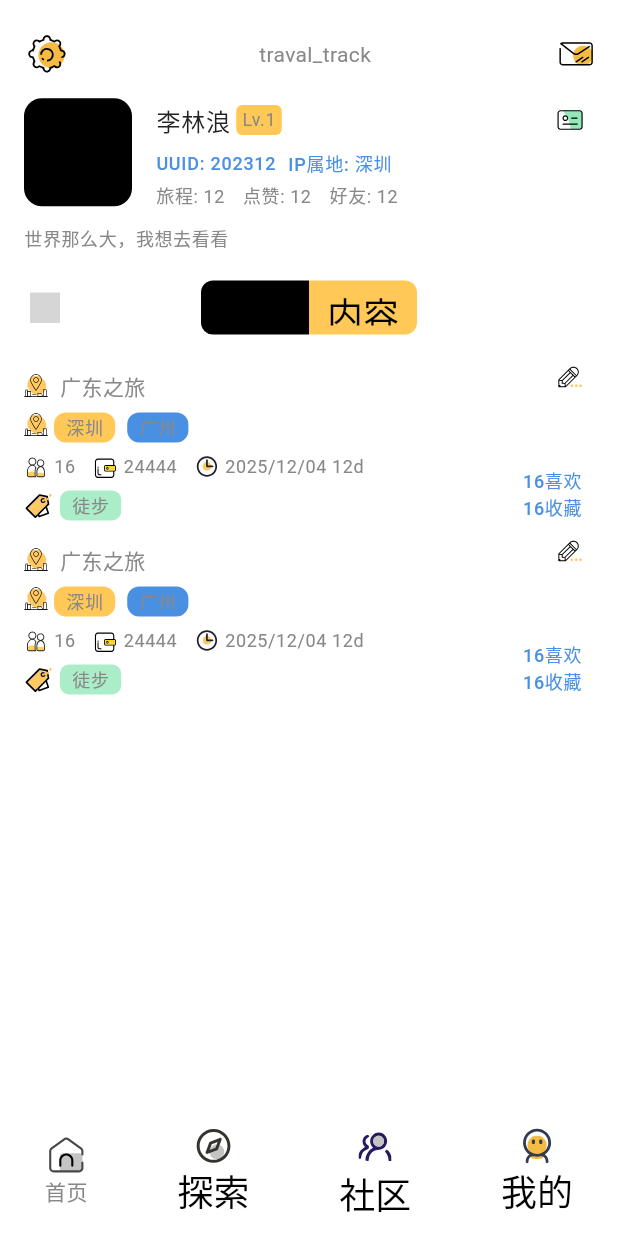
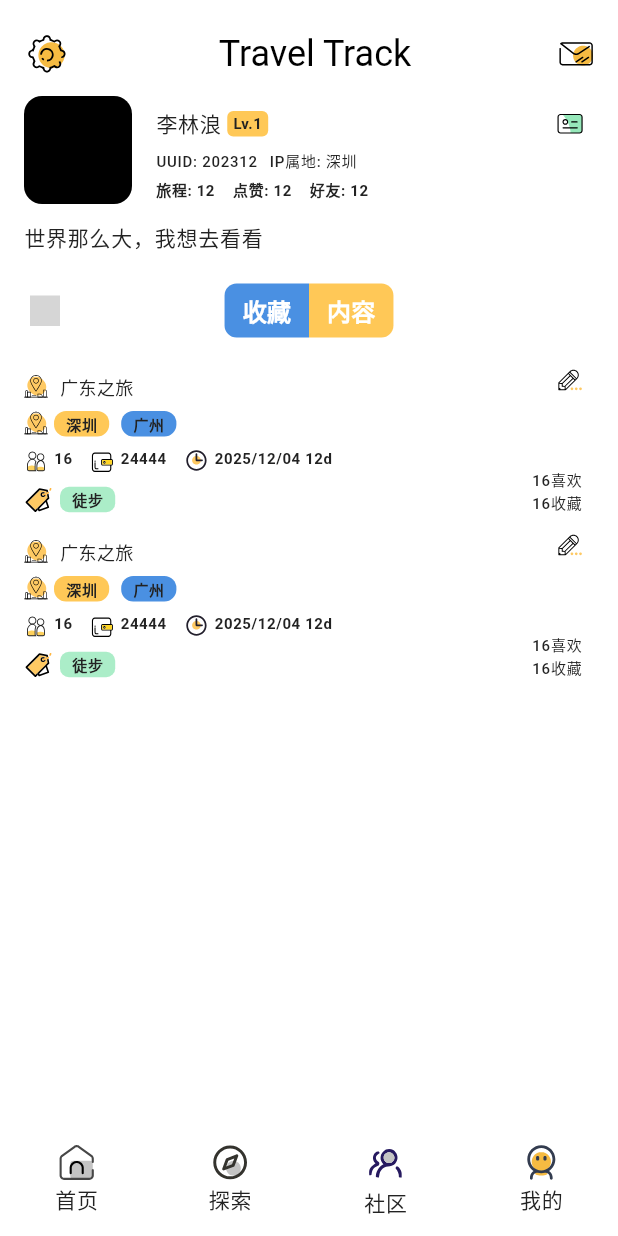
Before and after one commit to linlangli/travel_track, a Flutter app: the screen it shows after launch, item 4 of the bottom bar chosen, on a phone screen of 412 x 824 dp. Run offline on Flutter 3.47's test engine with Material 3 defaults, Android fonts, the light colour scheme and no system bars; our stand-ins replace flutter_svg, get; Roboto replaces fonts that are missing (ZCOOLKuaiLe); grey boxes are pictures that could not be loaded.

Commit message:
代码补充修改

```diff
--- a/lib/i18n/en_us.dart
+++ b/lib/i18n/en_us.dart
@@ -3,7 +3,7 @@ const Map<String, String> enUS = {
   'finding': 'Discover',
   'friend': 'Friend',
   'mine': 'Mine',
-  'app_name': 'traval_track',
+  'app_name': 'Travel Track',
   'hello': 'Hello!',
   'state_block_error': "error",
   'mine_title': 'Traval Track',
--- a/lib/main.dart
+++ b/lib/main.dart
@@ -2,6 +2,7 @@ import 'package:flutter/material.dart';
 import 'package:flutter/services.dart';
 import 'package:get/get.dart';
 import 'package:travel_track/theme/app_theme.dart';
+import 'package:travel_track/utils/device.dart';
 
 import 'app/binding.dart';
 import 'app/router.dart';
@@ -16,9 +17,9 @@ void main() async{
 class TravelTrackApp extends StatelessWidget {
   const TravelTrackApp({super.key});
 
-
   @override
   Widget build(BuildContext context) {
+    DeviceUtil.init(context);
     SystemChrome.setEnabledSystemUIMode(SystemUiMode.manual, overlays: []);
     return GetMaterialApp(
       title: 'Travel Track',
--- a/lib/modules/detail/view.dart
+++ b/lib/modules/detail/view.dart
@@ -11,5 +11,4 @@ class TravelDetailPage extends GetView<TravelDetailController> {
   Widget build(BuildContext context) {
     return PageWidget(child: TravelInfoWidget());
   }
-
 }
--- a/lib/modules/main/widgets/mine.dart
+++ b/lib/modules/main/widgets/mine.dart
@@ -16,14 +16,15 @@ class MineWidget extends StatelessWidget {
     return Column(
       children: [
         PersonInfoWidget(),
-        SizedBox(height: 12,),
+        SizedBox(height: 12),
         Row(
           children: [
-            Text('世界那么大，我想去看看', style: Theme.of(context).textTheme.bodySmall,),
+            Text('世界那么大，我想去看看', style: Theme.of(context).textTheme.bodyLarge),
           ],
         ),
-        SizedBox(height: 20,),
-        GetBuilder<MainController>(builder: (controller) {
+        SizedBox(height: 20),
+        GetBuilder<MainController>(
+          builder: (controller) {
             return Row(
               mainAxisAlignment: MainAxisAlignment.spaceBetween,
               children: [
@@ -31,10 +32,18 @@ class MineWidget extends StatelessWidget {
                       'assets/images/common/search_icon.svg',
                       width: 20,
                       height: 20,
-              ).button(onTap: () {
+                    )
+                    .button(
+                      onTap: () {
                         controller.setSearchVisible(!controller.searchVisible);
-              }).marginOnly(right: controller.searchVisible ? 16 : 0),
-              controller.searchVisible ? Expanded(child: SizedBox(height: 36,child: SearchWidget(),)) : SizedBox(
+                      },
+                    )
+                    .marginOnly(right: controller.searchVisible ? 16 : 0),
+                controller.searchVisible
+                    ? Expanded(
+                        child: SizedBox(height: 36, child: SearchWidget()),
+                      )
+                    : SizedBox(
                         height: 36,
                         child: Row(
                           children: [
@@ -42,14 +51,28 @@ class MineWidget extends StatelessWidget {
                               decoration: BoxDecoration(
                                 color: controller.mineTab == MineTab.collections
                                     ? Theme.of(context).colorScheme.primary
-                            : Theme.of(context).colorScheme.onSecondary,
+                                    : Theme.of(context).colorScheme.tertiary,
                                 borderRadius: BorderRadius.only(
                                   topLeft: Radius.circular(8.0),
                                   bottomLeft: Radius.circular(8.0),
                                 ),
                               ),
-                      padding: const EdgeInsets.symmetric(horizontal: 12.0, vertical: 6.0),
-                      child: Text('收藏', style: Theme.of(context).textTheme.headlineSmall,),
+                              padding: const EdgeInsets.symmetric(
+                                horizontal: 12.0,
+                                vertical: 6.0,
+                              ),
+                              child: Text(
+                                '收藏',
+                                style: controller.mineTab == MineTab.collections
+                                    ? Theme.of(
+                                        context,
+                                      ).textTheme.titleMedium?.copyWith(
+                                        color: Colors.white,
+                                        fontWeight: FontWeight.w600,
+                                      )
+                                    : Theme.of(context).textTheme.titleMedium
+                                          ?.copyWith(color: Colors.white),
+                              ),
                             ).button(
                               onTap: () {
                                 controller.switchMineTab(MineTab.collections);
@@ -59,14 +82,28 @@ class MineWidget extends StatelessWidget {
                               decoration: BoxDecoration(
                                 color: controller.mineTab == MineTab.posts
                                     ? Theme.of(context).colorScheme.primary
-                            : Theme.of(context).colorScheme.onSecondary,
+                                    : Theme.of(context).colorScheme.tertiary,
                                 borderRadius: BorderRadius.only(
                                   topRight: Radius.circular(8.0),
                                   bottomRight: Radius.circular(8.0),
                                 ),
                               ),
-                      padding: const EdgeInsets.symmetric(horizontal: 12.0, vertical: 6.0),
-                      child: Text('内容', style: Theme.of(context).textTheme.headlineSmall,),
+                              padding: const EdgeInsets.symmetric(
+                                horizontal: 12.0,
+                                vertical: 6.0,
+                              ),
+                              child: Text(
+                                '内容',
+                                style: controller.mineTab != MineTab.collections
+                                    ? Theme.of(
+                                        context,
+                                      ).textTheme.titleMedium?.copyWith(
+                                        color: Colors.white,
+                                        fontWeight: FontWeight.w600,
+                                      )
+                                    : Theme.of(context).textTheme.titleMedium
+                                          ?.copyWith(color: Colors.white),
+                              ),
                             ).button(
                               onTap: () {
                                 controller.switchMineTab(MineTab.posts);
@@ -75,11 +112,12 @@ class MineWidget extends StatelessWidget {
                           ],
                         ),
                       ),
-              SizedBox(width: 20,),
+                SizedBox(width: 20),
               ],
             ).paddingSymmetric(horizontal: 4);
-        }),
-        SizedBox(height: 24,),
+          },
+        ),
+        SizedBox(height: 24),
         TravelInfoItem(
           type: '徒步',
           title: '行行行行行',
@@ -88,7 +126,7 @@ class MineWidget extends StatelessWidget {
           money: 1200.0,
           looks: 100,
           collects: 20,
-        ).marginOnly( bottom: 16),
+        ).marginOnly(bottom: 16),
         TravelInfoItem(
           type: '徒步',
           title: '行行行行行',
@@ -97,7 +135,7 @@ class MineWidget extends StatelessWidget {
           money: 1200.0,
           looks: 100,
           collects: 20,
-        ).marginOnly( bottom: 16),
+        ).marginOnly(bottom: 16),
       ],
     ).paddingSymmetric(horizontal: 16, vertical: 12);
   }
--- a/lib/modules/share/widgets/person_info.dart
+++ b/lib/modules/share/widgets/person_info.dart
@@ -21,14 +21,11 @@ class PersonInfoWidget extends StatelessWidget {
           width: 72,
           height: 72,
           decoration: BoxDecoration(
-            color: Theme
-                .of(context)
-                .colorScheme
-                .onSecondary,
+            color: Theme.of(context).colorScheme.onSecondary,
             borderRadius: BorderRadius.circular(12.0),
           ),
         ),
-        SizedBox(width: 16,),
+        SizedBox(width: 16),
         Expanded(
           child: Column(
             mainAxisAlignment: MainAxisAlignment.spaceAround,
@@ -36,46 +33,53 @@ class PersonInfoWidget extends StatelessWidget {
             children: [
               Row(
                 children: [
-                  Text('李林浪', style: Theme.of(context).textTheme.bodyLarge,),
-                  SizedBox(width: 4,),
+                  Text('李林浪', style: Theme.of(context).textTheme.bodyLarge),
+                  SizedBox(width: 4),
                   Container(
                     padding: const EdgeInsets.symmetric(
-                        horizontal: 4.0, vertical: 2.0),
+                      horizontal: 4.0,
+                      vertical: 2.0,
+                    ),
                     decoration: BoxDecoration(
-                      color: Theme
-                          .of(context)
-                          .colorScheme
-                          .primary,
+                      color: Theme.of(context).colorScheme.primary,
                       borderRadius: BorderRadius.circular(4.0),
                     ),
-                    child: Text('Lv.1',
-                      style: Theme.of(context).textTheme.bodySmall,),
+                    child: Text(
+                      'Lv.1',
+                      style: Theme.of(context).textTheme.bodySmall,
+                    ),
                   ),
                   Spacer(),
                   SvgPicture.asset(
-                    'assets/images/icons/card_icon.svg', width: 32, height: 32,),
+                    'assets/images/icons/card_icon.svg',
+                    width: 32,
+                    height: 32,
+                  ),
                 ],
               ),
-              SizedBox(height: 4,),
+              SizedBox(height: 2),
               Row(
                 mainAxisAlignment: MainAxisAlignment.start,
                 children: [
-                  Text('UUID: 202312', style: Theme.of(context).textTheme.labelSmall,),
-                  SizedBox(width: 8,),
-                  Text('IP属地: 深圳', style: Theme.of(context).textTheme.labelSmall,),
+                  Text(
+                    'UUID: 202312',
+                    style: Theme.of(context).textTheme.labelSmall,
+                  ),
+                  SizedBox(width: 8),
+                  Text(
+                    'IP属地: 深圳',
+                    style: Theme.of(context).textTheme.labelSmall,
+                  ),
                 ],
               ),
-              SizedBox(height: 4,),
+              SizedBox(height: 4),
               Row(
                 children: [
-                  Text('旅程: 12',
-                    style: Theme.of(context).textTheme.bodySmall,),
-                  SizedBox(width: 12,),
-                  Text('点赞: 12',
-                    style: Theme.of(context).textTheme.bodySmall,),
-                  SizedBox(width: 12,),
-                  Text('好友: 12',
-                    style: Theme.of(context).textTheme.bodySmall,),
+                  Text('旅程: 12', style: Theme.of(context).textTheme.bodySmall),
+                  SizedBox(width: 12),
+                  Text('点赞: 12', style: Theme.of(context).textTheme.bodySmall),
+                  SizedBox(width: 12),
+                  Text('好友: 12', style: Theme.of(context).textTheme.bodySmall),
                 ],
               ),
             ],
--- a/lib/theme/app_colors.dart
+++ b/lib/theme/app_colors.dart
@@ -6,7 +6,6 @@ class AppColors {
   // 主色
   static const Color primary = Color(0xFFFFC857); // 明亮活力黄橙
   static const Color secondary = Color(0xFF4A90E2); // 辅助蓝
-  static const Color background = Color(0xFFF5F5F5); // 页面背景
   static const Color surface = Color(0xFFFFFFFF); // 卡片/输入框背景
   static const Color textPrimary = Color(0xFF222222); // 主文本
   static const Color textSecondary = Color(0xFF888888); // 次文本
--- a/lib/theme/app_text_styles.dart
+++ b/lib/theme/app_text_styles.dart
@@ -4,48 +4,70 @@ import 'app_colors.dart';
 class AppTextStyles {
   AppTextStyles._();
 
-  static const TextStyle headline1 = TextStyle(
+  static const TextStyle headlineLarge = TextStyle(
     fontSize: 32,
     fontWeight: FontWeight.bold,
     color: AppColors.textPrimary,
-    fontFamily: 'ZCOOLKuaiLe', // 建议用手写风格字体
   );
 
-  static const TextStyle headline6 = TextStyle(
-    fontSize: 20,
+  static const TextStyle headlineMedium = TextStyle(
+    fontSize: 28,
     fontWeight: FontWeight.w600,
     color: AppColors.textPrimary,
-    fontFamily: 'ZCOOLKuaiLe',
   );
 
-  static const TextStyle bodyText1 = TextStyle(
-    fontSize: 16,
+  static const TextStyle headlineSmall = TextStyle(
+    fontSize: 24,
     color: AppColors.textPrimary,
-    fontFamily: 'ZCOOLKuaiLe',
   );
 
-  static const TextStyle bodyText2 = TextStyle(
+  static const TextStyle bodyLarge = TextStyle(
+    fontSize: 14,
+    color: AppColors.textPrimary,
+  );
+
+  static const TextStyle bodyMedium = TextStyle(
+    fontSize: 12,
+    color: AppColors.textPrimary,
+  );
+
+  static const TextStyle bodySmall = TextStyle(
+    fontSize: 10,
+    fontWeight: FontWeight.w600,
+    color: AppColors.textPrimary,
+  );
+  static const TextStyle labelLarget = TextStyle(
+    fontWeight: FontWeight.w500,
     fontSize: 14,
     color: AppColors.textSecondary,
-    fontFamily: 'ZCOOLKuaiLe',
   );
 
-  static const TextStyle caption = TextStyle(
+  static const TextStyle labelMedium = TextStyle(
+    fontWeight: FontWeight.w500,
     fontSize: 12,
     color: AppColors.textSecondary,
-    fontFamily: 'ZCOOLKuaiLe',
   );
 
-  static const TextStyle button = TextStyle(
+  static const TextStyle labelSmall = TextStyle(
+    fontSize: 10,
+    color: AppColors.textPrimary,
+  );
+
+  static const TextStyle titleLarge = TextStyle(
+    fontSize: 20,
+    fontWeight: FontWeight.w700,
+    color: AppColors.textPrimary,
+  );
+
+  static const TextStyle titleMedium = TextStyle(
     fontSize: 16,
     fontWeight: FontWeight.w600,
     color: AppColors.textPrimary,
-    fontFamily: 'ZCOOLKuaiLe',
   );
 
-  static const TextStyle label = TextStyle(
+  static const TextStyle titleSmall = TextStyle(
     fontSize: 12,
-    color: AppColors.secondary,
-    fontFamily: 'ZCOOLKuaiLe',
+    fontWeight: FontWeight.w500,
+    color: AppColors.textPrimary,
   );
 }
--- a/lib/theme/app_theme.dart
+++ b/lib/theme/app_theme.dart
@@ -8,38 +8,38 @@ class AppTheme {
   static ThemeData lightTheme = ThemeData(
     useMaterial3: true,
     primaryColor: AppColors.primary,
-    scaffoldBackgroundColor: AppColors.background,
+    scaffoldBackgroundColor: AppColors.surface,
     colorScheme: ColorScheme.light(
       primary: AppColors.primary,
       secondary: AppColors.secondary,
-      background: AppColors.background,
       surface: AppColors.surface,
       error: AppColors.error,
     ),
     textTheme: const TextTheme(
-      headlineLarge: AppTextStyles.headline1,
-      headlineMedium: AppTextStyles.headline6,
-      bodyLarge: AppTextStyles.bodyText1,
-      bodyMedium: AppTextStyles.bodyText2,
-      labelLarge: AppTextStyles.button,
-      labelSmall: AppTextStyles.label,
-      titleLarge: AppTextStyles.headline6,
-      titleMedium: AppTextStyles.bodyText1,
-      titleSmall: AppTextStyles.bodyText2,
-      bodySmall: AppTextStyles.caption,
+      headlineLarge: AppTextStyles.headlineLarge,
+      headlineMedium: AppTextStyles.headlineMedium,
+      bodyLarge: AppTextStyles.bodyLarge,
+      bodyMedium: AppTextStyles.bodyMedium,
+      bodySmall: AppTextStyles.bodySmall,
+      labelLarge: AppTextStyles.labelLarget,
+      labelMedium: AppTextStyles.labelMedium,
+      labelSmall: AppTextStyles.labelSmall,
+      titleLarge: AppTextStyles.titleLarge,
+      titleMedium: AppTextStyles.titleMedium,
+      titleSmall: AppTextStyles.titleSmall,
     ),
     appBarTheme: const AppBarTheme(
       backgroundColor: AppColors.surface,
       elevation: 0,
       centerTitle: true,
-      titleTextStyle: AppTextStyles.headline6,
+      titleTextStyle: AppTextStyles.titleMedium,
       iconTheme: IconThemeData(color: AppColors.icon),
     ),
     elevatedButtonTheme: ElevatedButtonThemeData(
       style: ElevatedButton.styleFrom(
         backgroundColor: AppColors.primary,
         foregroundColor: AppColors.textPrimary,
-        textStyle: AppTextStyles.button,
+        textStyle: AppTextStyles.bodyMedium,
         shape: RoundedRectangleBorder(
           borderRadius: BorderRadius.all(Radius.circular(12)),
         ),
@@ -61,8 +61,8 @@ class AppTheme {
         borderRadius: BorderRadius.all(Radius.circular(12)),
         borderSide: BorderSide(color: AppColors.primary, width: 2),
       ),
-      labelStyle: AppTextStyles.bodyText2,
-      hintStyle: AppTextStyles.caption,
+      labelStyle: AppTextStyles.labelMedium,
+      hintStyle: AppTextStyles.labelMedium,
     ),
     iconTheme: const IconThemeData(color: AppColors.icon, size: 24),
     cardTheme: const CardThemeData(
--- a/lib/widgets/navigator_bar.dart
+++ b/lib/widgets/navigator_bar.dart
@@ -42,7 +42,7 @@ class NavigatorWidgetState extends State<NavigatorBar> {
             width: 28,
             height: 28,
           ),
-          Text('首页', style: Theme.of(context).textTheme.bodyMedium),
+          Text('首页', style: Theme.of(context).textTheme.bodyLarge),
         ],
       ).button(
         onTap: () {
@@ -61,7 +61,7 @@ class NavigatorWidgetState extends State<NavigatorBar> {
             width: 28,
             height: 28,
           ),
-          Text('探索', style: Theme.of(context).textTheme.headlineSmall)
+          Text('探索', style: Theme.of(context).textTheme.bodyLarge)
         ],
       ).button(
         onTap: () {
@@ -80,7 +80,7 @@ class NavigatorWidgetState extends State<NavigatorBar> {
             width: 32,
             height: 32,
           ),
-          Text('社区', style: Theme.of(context).textTheme.headlineSmall)
+          Text('社区', style: Theme.of(context).textTheme.bodyLarge)
         ],
       ).button(type: ButtonType.image,
         onTap: () {
@@ -99,7 +99,7 @@ class NavigatorWidgetState extends State<NavigatorBar> {
             width: 28,
             height: 28,
           ),
-          Text('我的', style: Theme.of(context).textTheme.headlineSmall)
+          Text('我的', style: Theme.of(context).textTheme.bodyLarge)
         ],
       ).button(type: ButtonType.image,
         onTap: () {
--- a/lib/widgets/title_bar.dart
+++ b/lib/widgets/title_bar.dart
@@ -1,4 +1,5 @@
 import 'dart:io';
+import 'package:flutter/material.dart';
 import 'package:flutter/widgets.dart';
 import 'package:flutter_svg/svg.dart';
 import 'package:get/get.dart';
@@ -29,7 +30,7 @@ class TitleBarState extends State<TitleBar> {
         ).button(onTap: () {
           widget.onSetting();
         }),
-        Text('app_name'.tr),
+        Text('app_name'.tr, style: Theme.of(context).textTheme.headlineSmall),
         SvgPicture.asset('assets/images/icons/message_icon.svg',
           width: 24, height: 28,
         ).button(
```
Also changed, not shown: lib/modules/share/widgets/partner.dart (added, +15 -0 lines), lib/modules/share/widgets/progress.dart (added, +17 -0 lines), lib/modules/share/widgets/travel_info.dart (+84 -5 lines), lib/modules/share/widgets/travel_route.dart (added, +15 -0 lines), pubspec.yaml (+5 -2 lines), assets/images/README/home_login.png, pubspec.lock, 3 other files. Lines whose indentation alone changed are shown as unchanged.
